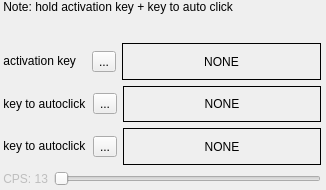
First picture: the form in forms/mainwindowdesign.ui, repository MaxLutsiuk/autoclicker, before the edit.
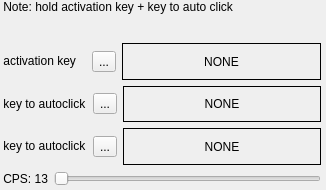
Second picture: the form after the edit. Icons and pictures are not drawn.

Commit message: Hande X2 Button, SYSKEY, add cps modificator

```diff
--- a/forms/mainwindowdesign.ui
+++ b/forms/mainwindowdesign.ui
@@ -233,7 +233,7 @@
        <item>
         <widget class="QLabel" name="label_7">
          <property name="enabled">
-          <bool>false</bool>
+          <bool>true</bool>
          </property>
          <property name="text">
           <string> CPS: 13</string>
```
Left out of the diff: 4 changed lines with no effect on the pictures. The commit also changes 6 other files.
